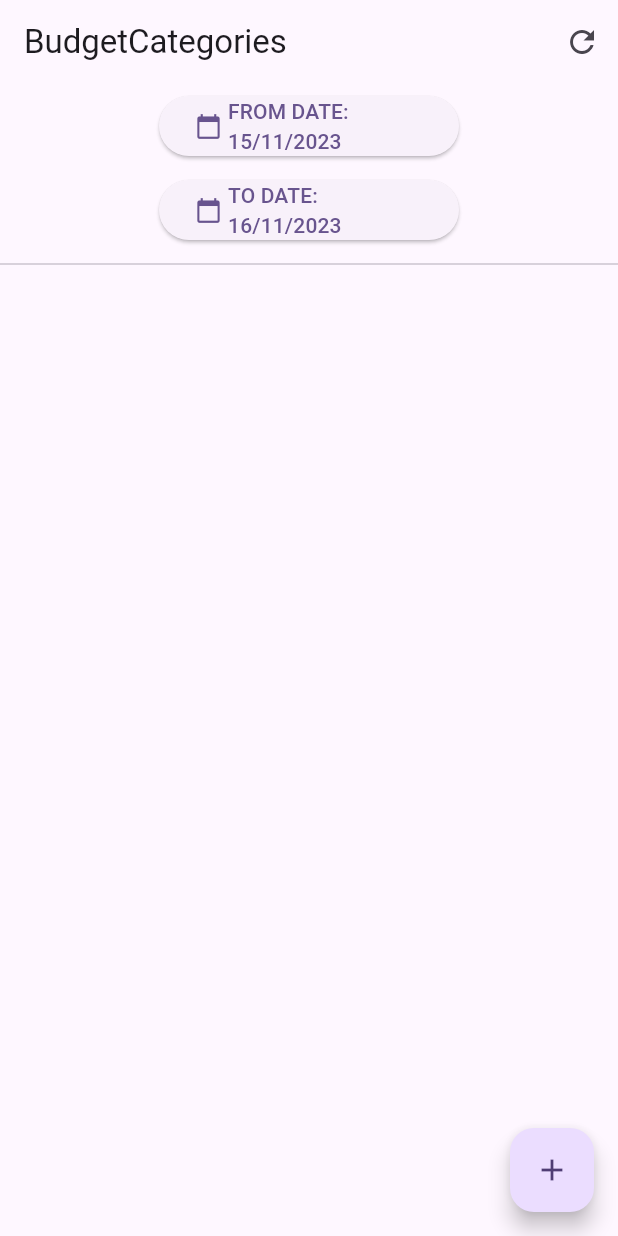
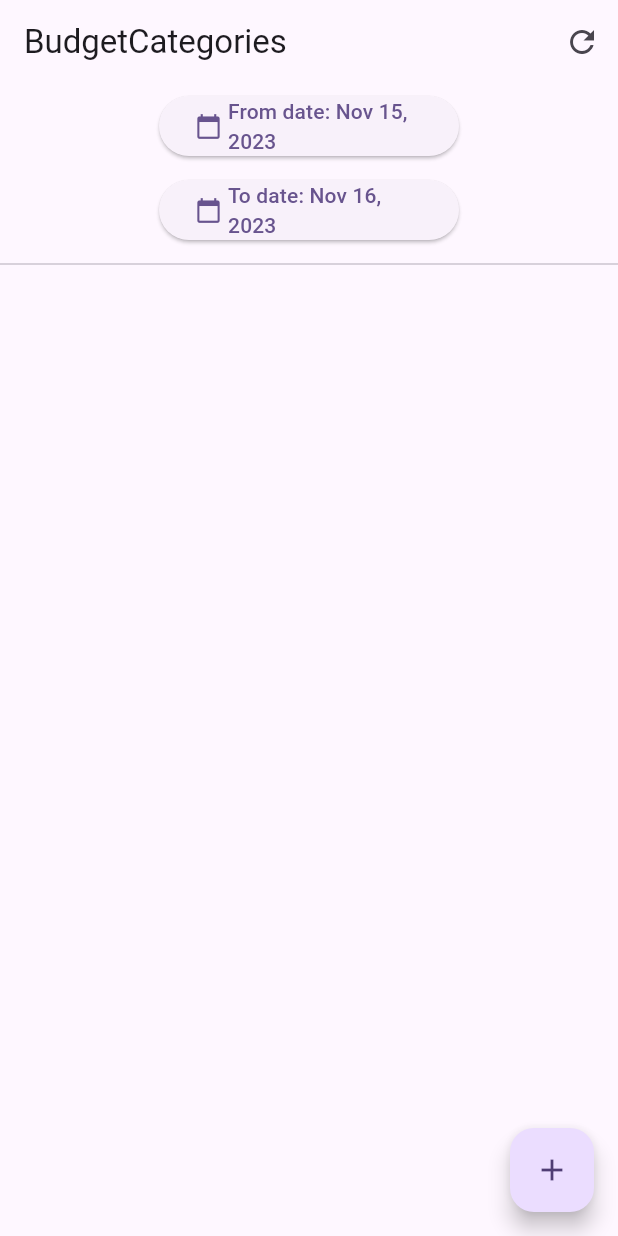
Before and after one commit to h4j4x/budgi, a Flutter app: the screen it shows after launch, on a phone screen of 412 x 824 dp. Run offline on Flutter 3.47's test engine with Material 2 defaults, Android fonts, the light colour scheme and no system bars; our stand-ins replace get_it.

Commit message:
datetime input

```diff
--- a/lib/l10n/l10n.dart
+++ b/lib/l10n/l10n.dart
@@ -96,6 +96,24 @@ abstract class L10n {
   /// In en, this message translates to:
   /// **'Budg1'**
   String get appTitle;
+
+  /// No description provided for @fromDate.
+  ///
+  /// In en, this message translates to:
+  /// **'From date'**
+  String get fromDate;
+
+  /// No description provided for @prefixWithDate.
+  ///
+  /// In en, this message translates to:
+  /// **'{prefix}{date}'**
+  String prefixWithDate(String prefix, DateTime date);
+
+  /// No description provided for @toDate.
+  ///
+  /// In en, this message translates to:
+  /// **'To date'**
+  String get toDate;
 }
 
 class _L10nDelegate extends LocalizationsDelegate<L10n> {
--- a/lib/widget/budget_category_list.dart
+++ b/lib/widget/budget_category_list.dart
@@ -1,6 +1,7 @@
 import 'package:flutter/material.dart';
 
 import '../di.dart';
+import '../l10n/l10n.dart';
 import '../model/budget_category.dart';
 import '../model/crud_handler.dart';
 import '../model/item_action.dart';
@@ -100,6 +101,7 @@ class _BudgetCategoryListState extends State<BudgetCategoryList> {
   }
 
   Widget toolBar() {
+    final l10n = L10n.of(context);
     return Padding(
       padding: const EdgeInsets.symmetric(vertical: 4, horizontal: 8),
       child: Wrap(
@@ -109,15 +111,17 @@ class _BudgetCategoryListState extends State<BudgetCategoryList> {
           MaxWidthWidget(
             maxWidth: 200,
             child: DateInputWidget(
-              label: 'FROM DATE', // TODO
+              label: l10n.fromDate,
               value: widget.fromDate,
+              maxValue: widget.toDate.add(const Duration(days: -1)),
               onChange: widget.onFromDateChange,
             ),
           ),
           MaxWidthWidget(
             maxWidth: 200,
             child: DateInputWidget(
-              label: 'TO DATE', // TODO
+              label: l10n.toDate,
+              minValue: widget.fromDate.add(const Duration(days: 1)),
               value: widget.toDate,
               onChange: widget.onToDateChange,
             ),
--- a/lib/widget/common/date_input.dart
+++ b/lib/widget/common/date_input.dart
@@ -1,27 +1,32 @@
 import 'package:flutter/material.dart';
 
+import '../../l10n/l10n.dart';
 import '../../util/datetime.dart';
 
 class DateInputWidget extends StatelessWidget {
+  final DateTime? minValue;
   final DateTime value;
+  final DateTime? maxValue;
   final String? label;
   final String pattern;
   final Function(DateTime) onChange;
 
   const DateInputWidget({
     super.key,
+    this.minValue,
     required this.value,
+    this.maxValue,
     this.label,
     this.pattern = 'dd/MM/yyyy',
     required this.onChange,
   });
 
-  String get text {
+  String text(BuildContext context) {
     String prefix = '';
     if (label != null) {
       prefix = '$label: ';
     }
-    return '$prefix ${value.toStringFormatted(pattern)}';
+    return L10n.of(context).prefixWithDate(prefix, value);
   }
 
   @override
@@ -32,8 +37,8 @@ class DateInputWidget extends StatelessWidget {
         final selected = await showDatePicker(
           context: context,
           initialDate: value,
-          firstDate: DateTime(now.year - 1),
-          lastDate: DateTime(now.year + 1),
+          firstDate: minValue ?? DateTime(now.year - 1),
+          lastDate: maxValue ?? DateTime(now.year + 1),
         );
         if (selected != null) {
           onChange(selected.atStartOfDay());
@@ -47,7 +52,7 @@ class DateInputWidget extends StatelessWidget {
           ),
           Expanded(
             child: Center(
-              child: Text(text),
+              child: Text(text(context)),
             ),
           ),
         ],
--- a/pubspec.yaml
+++ b/pubspec.yaml
@@ -15,7 +15,6 @@ dependencies:
   cupertino_icons: ^1.0.2
   get_it: ^7.6.4
   intl: any
-  jiffy: ^6.2.1
 
 dev_dependencies:
   flutter_test:
```
Also changed, not shown: lib/l10n/app_en.arb (+15 -1 lines), lib/l10n/l10n_en.dart (+16 -0 lines), lib/util/datetime.dart (+0 -7 lines), pubspec.lock.
